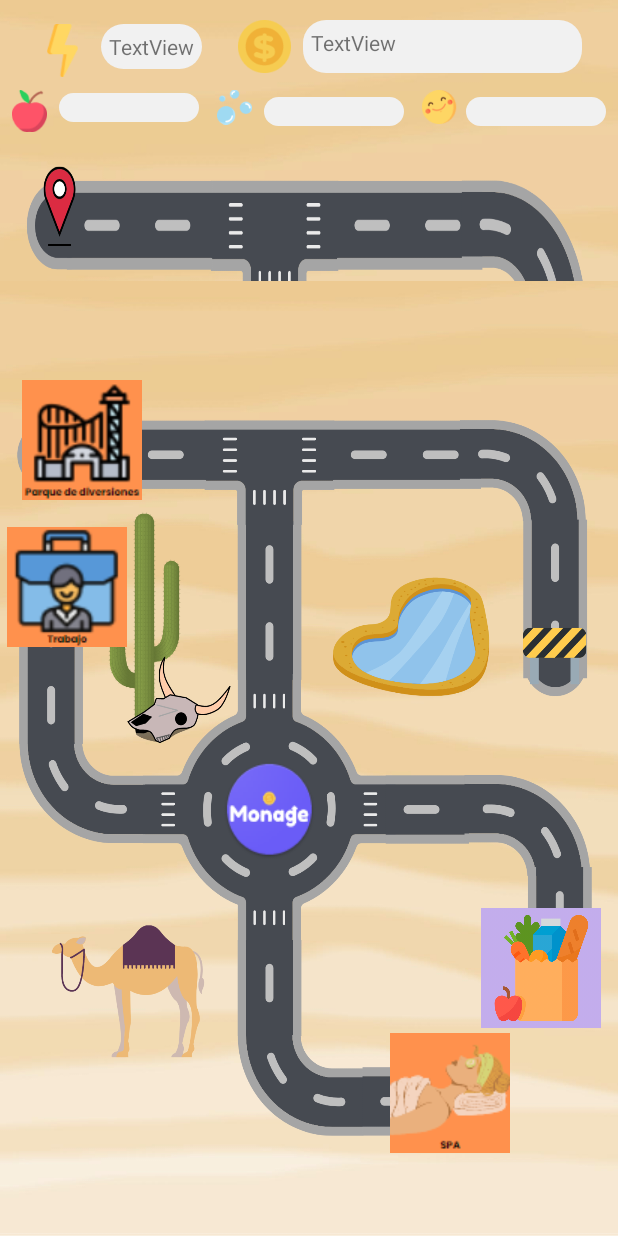
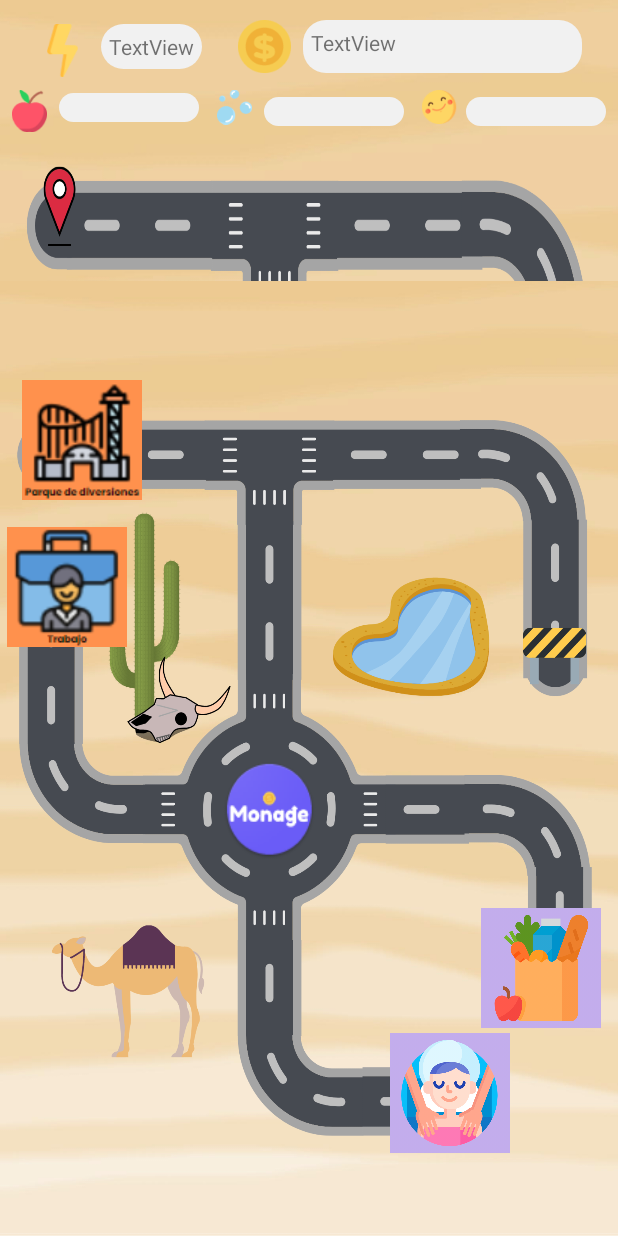
Before and after one commit to FernandaRojas152/monage, an Android app: the fragment PaymentsFragment shown on its own in the app's theme, on a phone screen of 412 x 824 dp. Run offline under Robolectric (Android 15) with nearby library versions, the light colour scheme and no system bars.

Commit message:
tentative of icon added, non used icons will be deleted later on

```diff
--- a/app/src/main/res/layout/fragment_payments.xml
+++ b/app/src/main/res/layout/fragment_payments.xml
@@ -165,7 +165,7 @@
             android:layout_marginStart="261dp"
             android:layout_marginEnd="68dp"
             android:layout_marginBottom="54dp"
-            android:background="@drawable/spa"
+            android:background="@drawable/spa2"
             app:layout_constraintBottom_toBottomOf="parent"
             app:layout_constraintEnd_toEndOf="parent"
             app:layout_constraintStart_toStartOf="parent" />
```
Also changed, not shown: app/src/main/res/drawable/spa2.png (added).
